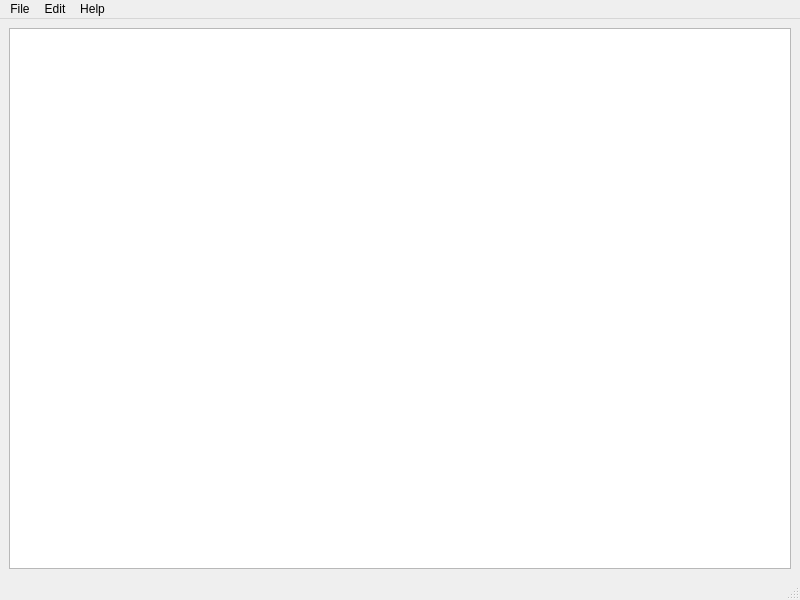
Old version of the form notepad.ui in the repository uv337/notepadQ.
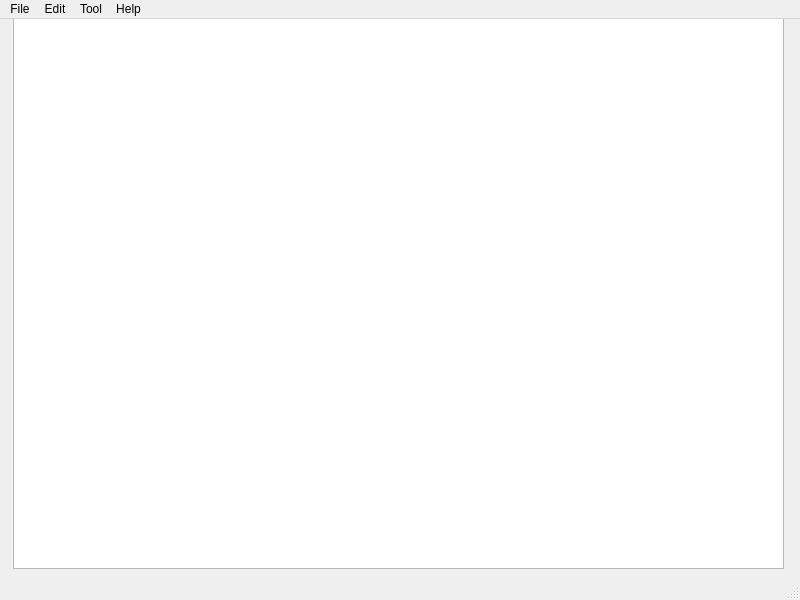
New version of the form.

Patch:
```diff
--- a/notepad.ui
+++ b/notepad.ui
@@ -14,11 +14,16 @@
    <string>Notepad</string>
   </property>
   <widget class="QWidget" name="centralwidget">
-   <layout class="QVBoxLayout" name="verticalLayout">
-    <item>
-     <widget class="QTextEdit" name="textEdit"/>
-    </item>
-   </layout>
+   <widget class="QTextEdit" name="textEdit">
+    <property name="geometry">
+     <rect>
+      <x>13</x>
+      <y>-11</y>
+      <width>771</width>
+      <height>561</height>
+     </rect>
+    </property>
+   </widget>
   </widget>
   <widget class="QMenuBar" name="menubar">
    <property name="geometry">
@@ -57,8 +62,16 @@
     </property>
     <addaction name="actionAbout_Nightly"/>
    </widget>
+   <widget class="QMenu" name="menuTool">
+    <property name="title">
+     <string>Tool</string>
+    </property>
+    <addaction name="actionUnicode"/>
+    <addaction name="actionFind"/>
+   </widget>
    <addaction name="menuFile"/>
    <addaction name="menuEdit"/>
+   <addaction name="menuTool"/>
    <addaction name="menuHelp"/>
   </widget>
   <widget class="QStatusBar" name="statusbar"/>
```
Left out of the diff: 24 changed lines with no effect on the pictures.
